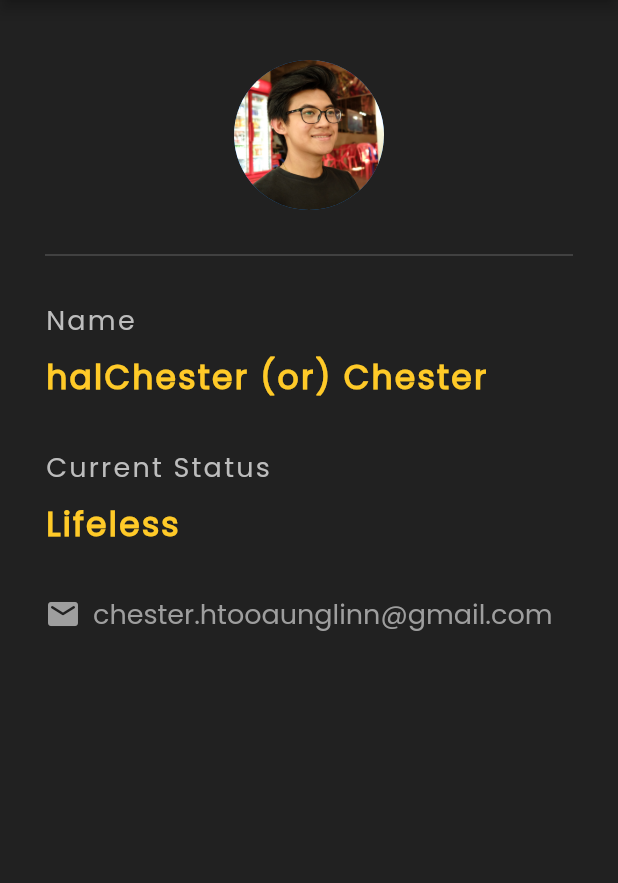
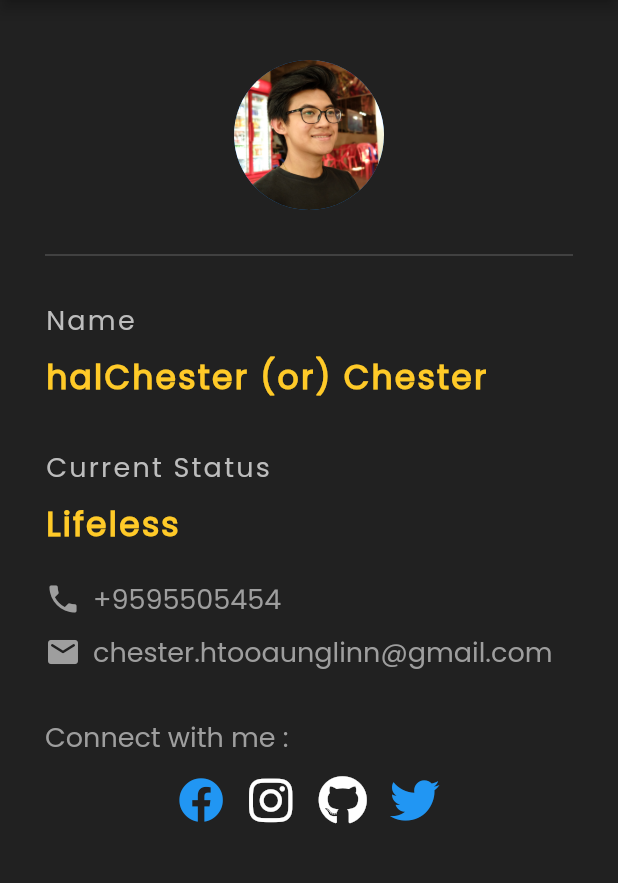
Before and after one commit to halchester/ID-card, a Flutter app: the screen it shows after launch, on a phone screen of 412 x 824 dp, the part 84-967 px from its top. Run offline on Flutter 3.47's test engine with Material 2 defaults, Android fonts, the phone set to English and light mode, and no system bars; our stand-ins replace font_awesome_flutter.

Commit message:
add social icons

```diff
--- a/lib/main.dart
+++ b/lib/main.dart
@@ -1,4 +1,5 @@
 import 'package:flutter/material.dart';
+import 'package:font_awesome_flutter/font_awesome_flutter.dart';
 
 void main() => runApp(MaterialApp(
     theme: ThemeData(fontFamily: 'Poppins'),
@@ -67,11 +68,28 @@ class IDcard extends StatelessWidget {
                 fontWeight: FontWeight.bold,
               ),
             ),
-            SizedBox(height: 30),
+            SizedBox(height: 20),
             Row(
               children: [
                 Icon(
-                    Icons.email_rounded,
+                    Icons.phone,
+                  color: Colors.grey,
+                ),
+                SizedBox(width: 8,),
+                Text(
+                  "+9595505454",
+                  style: TextStyle(
+                    color: Colors.grey,
+                    fontSize: 18,
+                  ),
+                ),
+              ],
+            ),
+            SizedBox(height: 8,),
+            Row(
+              children: [
+                Icon(
+                  Icons.email_rounded,
                   color: Colors.grey,
                 ),
                 SizedBox(width: 8,),
@@ -83,7 +101,43 @@ class IDcard extends StatelessWidget {
                   ),
                 ),
               ],
-            )
+            ),
+            SizedBox(height: 30,),
+            Text(
+              "Connect with me : ",
+              style: TextStyle(
+                color: Colors.grey,
+                fontSize: 18,
+              ),
+            ),
+            SizedBox(height: 12,),
+            Row(
+              mainAxisAlignment: MainAxisAlignment.center,
+              children: [
+              Icon(
+                  FontAwesomeIcons.facebook,
+                  color: Colors.blue[500],
+                  size: 30,
+                ),
+              SizedBox(width: 15),
+              Icon(
+                FontAwesomeIcons.instagram,
+                  color: Colors.white,
+                  size: 33,
+              ),
+              SizedBox(width: 15),
+              Icon(
+                FontAwesomeIcons.github,
+                  color: Colors.white,
+                  size: 33,
+              ),
+              SizedBox(width: 15),
+              Icon(
+                FontAwesomeIcons.twitter,
+                  color: Colors.blue[500],
+                  size: 33,
+              ),
+            ],)
           ],
         ),
       ),
--- a/pubspec.yaml
+++ b/pubspec.yaml
@@ -23,6 +23,9 @@ environment:
 dependencies:
   flutter:
     sdk: flutter
+  font_awesome_flutter: ^8.2.0
+
+
 
 
   # The following adds the Cupertino Icons font to your application.
```
Also changed, not shown: pubspec.lock.
